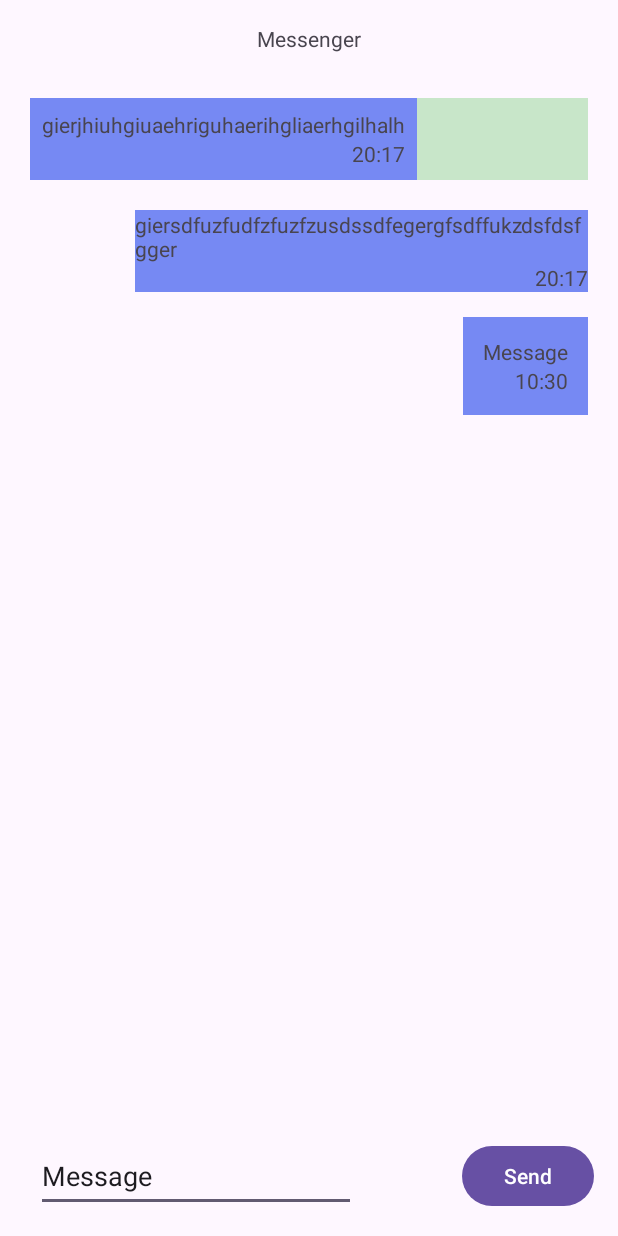
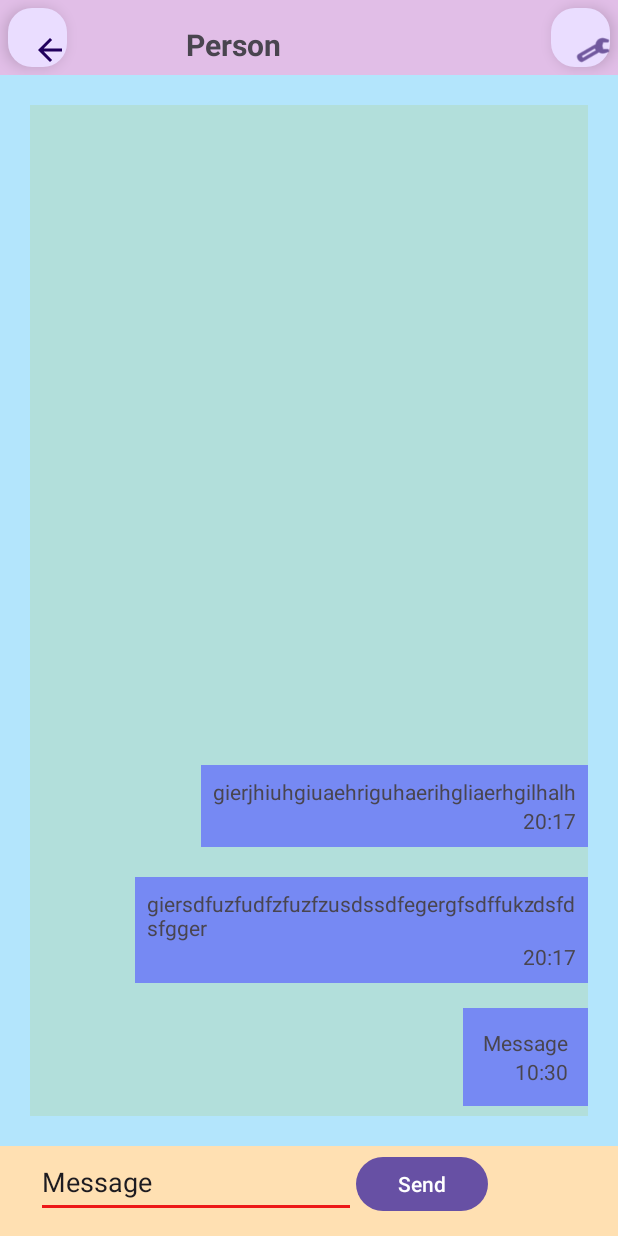
Before and after one commit to Feeeeeeeeeelix/Messenger, an Android app: the screen it shows after launch (MainActivity), after a tap on "Send", on a phone screen of 412 x 824 dp. Run offline under Robolectric (Android 15) with nearby library versions, the phone set to English and light mode, and no system bars.

Commit message:
message saving, design, keymanager

```diff
--- a/Client/app/src/main/java/de/felix/messenger/Chat.java
+++ b/Client/app/src/main/java/de/felix/messenger/Chat.java
@@ -1,44 +1,39 @@
 package de.felix.messenger;
 
 import android.content.Context;
+import android.icu.util.HebrewCalendar;
 import android.view.View;
 import android.widget.Button;
 import android.widget.EditText;
 import android.widget.LinearLayout;
+import android.widget.ScrollView;
 
 import androidx.constraintlayout.widget.ConstraintLayout;
 
-import java.io.File;
-import java.security.PrivateKey;
-import java.security.PublicKey;
-import java.util.ArrayList;
-import java.util.List;
-import java.util.stream.Collectors;
-import java.util.stream.Stream;
+import java.util.HashMap;
+import java.util.Map;
 
 public class Chat {
 
     ConstraintLayout mainChatFrame;
     LinearLayout mainChatLayout;
+    ScrollView mainScrollView;
     Button sendMessageButton;
     EditText messageEntry;
 
-    List<Message> messages;
+    Messages messages;
     Context context;
 
-    Integer Id;
-    private PublicKey publicKeyReceiver;
-    private static PrivateKey privateKeySelf;
+    KeyManager keyManager;
 
     public Chat(Context context, ConstraintLayout mainLayout) {
 
         this.context = context;
         mainChatFrame = mainLayout;
         mainChatLayout = mainLayout.findViewById(R.id.mainMessageLayout);
+        mainScrollView = mainLayout.findViewById(R.id.mainScrollView);
         sendMessageButton = mainLayout.findViewById(R.id.button);
         messageEntry = mainLayout.findViewById(R.id.editTextText);
-
-        messages = new ArrayList<Message>();
 
         sendMessageButton.setOnClickListener(new View.OnClickListener() {
             @Override
@@ -46,47 +41,30 @@ public class Chat {
                 createOwnMessage();
             }
         });
+
+        messages = new Messages(context.getFilesDir(), "Felix");
+
+        keyManager = new KeyManager("Felix");
+
+        loadMessages();
     }
 
-    private void savePublicKey(PublicKey publicKey){
-        publicKeyReceiver = publicKey;
-        String publicKeyName = Id.toString() + "_public.key";
-        Encrypter.storePublicKey(publicKey, publicKeyName);
-    }
-
-    public PublicKey getPublicKeyReceiver() {
-        if (publicKeyReceiver == null){
-            publicKeyReceiver = getPublicKeyFromFiles();
-        }
-        return publicKeyReceiver;
-    }
-
-    private PublicKey getPublicKeyFromFiles(){
-        String publicKeyName = Id.toString() + "_public.key";
-        PublicKey pubKey = Encrypter.readPublicKeyFromFile(publicKeyName);
-        if (pubKey == null){
-            pubKey = requestPublicKey();
-        }
-        return pubKey;
-    }
-
-    private PublicKey requestPublicKey(){
-        return publicKeyReceiver;
-    }
 
     public void createOwnMessage(){
 //        Get Message Text and create Message Object
         String currentMessage = messageEntry.getText().toString();
         Message newMessage = new Message(context, currentMessage.length()%2);
         newMessage.setText(currentMessage);
-//        newMessage.setText(currentMessage);
 
 //        Place the message on the screen
         placeNewMessage(newMessage);
 
-        messages.add(newMessage);
+        byte[] encryptedText = newMessage.getEncrypted(keyManager.getOwnPublicKey());
+        long messageTime = newMessage.getCreationTime();
 
-        sendMessage(newMessage);
+        messages.saveNewMessage(encryptedText, messageTime);
+
+        sendMessage(encryptedText, messageTime);
 
     }
 
@@ -94,11 +72,19 @@ public class Chat {
 //        Create a Layout for the message and place it in the main layout
         MessageLayout messageLayout = message.getLayout();
         mainChatLayout.addView(messageLayout);
+
+
+//        Scroll to bottom
+        View lastChild = mainScrollView.getChildAt(mainScrollView.getChildCount() - 1);
+        int bottom = lastChild.getBottom() + mainScrollView.getPaddingBottom();
+        int sy = mainScrollView.getScrollY();
+        int sh = mainScrollView.getHeight();
+        int delta = bottom - (sy +sh);
+
+        mainScrollView.scrollBy(0, delta);
     }
 
-    public void sendMessage(Message messageToSend){
-//        byte[] encryptedBytesToSend = Encrypter.encryptString(messageToSend.textContent, publicKeyReceiver);
-
+    public void sendMessage(byte[] encryptedText, long timeCreated){
         //send..
     }
 
@@ -107,10 +93,27 @@ public class Chat {
     }
 
     private String decryptStringMessage(byte[] encryptedBytes){
-        return new String();
+        return Encrypter.decryptString(encryptedBytes, keyManager.getOwnPrivateKey());
     }
 
     public void updateTimeStamps(){
 //    TODO: update Timestamps
     }
+
+    public void loadMessages(){
+//        Load all the message from the device and show them on the screen
+        HashMap<Long, byte[]> Messages = messages.loadMessages();
+
+        for (Map.Entry<Long, byte[]> message: Messages.entrySet()) {
+            String messageText = decryptStringMessage(message.getValue());
+
+            Message newMessage = new Message(context, 0, message.getKey());
+            newMessage.setText(messageText);
+
+//        Place the message on the screen
+            placeNewMessage(newMessage);
+        }
+
+    }
+
 }
--- /dev/null
+++ b/Client/app/src/main/java/de/felix/messenger/KeyManager.java
@@ -0,0 +1,95 @@
+package de.felix.messenger;
+
+import java.security.KeyPair;
+import java.security.NoSuchAlgorithmException;
+import java.security.PrivateKey;
+import java.security.PublicKey;
+
+public class KeyManager {
+
+    private PublicKey publicKeyPartner;
+    private PublicKey ownPublicKey;
+    private PrivateKey ownPrivateKey;
+
+    String chatIdentifier;
+
+    public KeyManager(String chatIdentifier) {
+        this.chatIdentifier = chatIdentifier;
+    }
+
+    private void savePublicKey(){
+//        save the public key of the other person on the device
+
+        String publicKeyName = chatIdentifier + "_public.key";
+        Encrypter.storeKey(publicKeyPartner, publicKeyName);
+    }
+
+    public PublicKey getPublicKeyPartner() {
+//        Get the pub key of the other person (the receiver of the message that will be encrypted)
+        if (publicKeyPartner == null){
+            publicKeyPartner = loadPublicKeyPartner();
+        }
+        return publicKeyPartner;
+    }
+
+    private PublicKey loadPublicKeyPartner(){
+//        Loads the pub key either from the device or request it from the receiver in case we dont have it
+        String publicKeyName = chatIdentifier + "_public.key";
+        PublicKey pubKey = Encrypter.readPublicKeyFromFile(publicKeyName);
+        if (pubKey == null){
+            pubKey = requestPublicKeyPartner();
+
+            Encrypter.storeKey(pubKey, publicKeyName);
+        }
+        return pubKey;
+    }
+
+    private PublicKey requestPublicKeyPartner(){
+//        TODO: request public key from partner
+        return publicKeyPartner;
+    }
+
+    public PublicKey getOwnPublicKey(){
+        if (ownPublicKey == null){
+            ownPublicKey = loadOwnPublicKey();
+        }
+        return ownPublicKey;
+    }
+
+    private PublicKey loadOwnPublicKey(){
+        String publicKeyName =   "own_public.key";
+        PublicKey pubKey = Encrypter.readPublicKeyFromFile(publicKeyName);
+        if (pubKey == null){
+            createOwnKeyPair();
+            pubKey = this.ownPublicKey;
+        }
+        return pubKey;
+    }
+
+    public PrivateKey getOwnPrivateKey(){
+        if (ownPrivateKey == null){
+            ownPrivateKey = loadOwnPrivateKey();
+        }
+        return ownPrivateKey;
+    }
+
+    private PrivateKey loadOwnPrivateKey(){
+        String privateKeyName =   "own_private.key";
+        PrivateKey privateKey = Encrypter.readPrivateKeyFromFile(privateKeyName);
+        if (privateKey == null){
+            createOwnKeyPair();
+            privateKey = this.ownPrivateKey;
+        }
+        return privateKey;
+    }
+
+    private void createOwnKeyPair() {
+        KeyPair keyPair = Encrypter.generateKeyPair();
+        ownPrivateKey = keyPair.getPrivate();
+        ownPublicKey = keyPair.getPublic();
+
+        Encrypter.storeKey(ownPrivateKey, "own_private.key");
+        Encrypter.storeKey(ownPublicKey, "own_public.key");
+    }
+
+}
--- a/Client/app/src/main/java/de/felix/messenger/Message.java
+++ b/Client/app/src/main/java/de/felix/messenger/Message.java
@@ -2,10 +2,15 @@ package de.felix.messenger;
 
 import android.content.Context;
 import android.media.Image;
+import android.os.Build;
 
+import java.security.PublicKey;
+import java.time.Instant;
 import java.time.LocalDateTime;
 import java.time.LocalTime;
+import java.time.ZoneId;
 import java.time.format.DateTimeFormatter;
+import java.util.Locale;
 
 
 public class Message {
@@ -13,7 +18,7 @@ public class Message {
     MessageLayout messageLayout;
 
     String timeCreatedDisplay;
-    LocalDateTime timeCreatedLong;
+    Instant timeCreated;
 
     Context context;
     String textContent;
@@ -26,11 +31,17 @@ public class Message {
         saveTime();
     }
 
+    public Message(Context context, int Side, long givenCreationTime){
+        this.context = context;
+        this.side = Side;
+
+        timeCreated = Instant.ofEpochSecond(givenCreationTime);
+        timeCreatedDisplay = DateTimeFormatter.ofPattern("HH:mm").withLocale(Locale.getDefault()).withZone(ZoneId.systemDefault()).format(timeCreated);
+    }
+
     public void saveTime(){
-//        TODO: find non critical way to save time
-        LocalTime timeCreatedShort = LocalTime.now();
-        timeCreatedLong = LocalDateTime.now();
-        timeCreatedDisplay = timeCreatedShort.format(DateTimeFormatter.ofPattern("HH:mm"));
+        timeCreated = Instant.now();
+        timeCreatedDisplay = DateTimeFormatter.ofPattern("HH:mm").withLocale(Locale.getDefault()).withZone(ZoneId.systemDefault()).format(timeCreated);
     }
 
     public MessageLayout getLayout(){
@@ -48,4 +59,15 @@ public class Message {
     public void setImage(Image image){
         imageContent = image;
     }
+
+    public byte[] getEncrypted(PublicKey publicKey){
+        return Encrypter.encryptString(textContent, publicKey);
+    }
+
+    public long getCreationTime(){
+        if (Build.VERSION.SDK_INT >= Build.VERSION_CODES.O) {
+            return timeCreated.getEpochSecond();
+        }
+        return 0;
+    }
 }
--- /dev/null
+++ b/Client/app/src/main/java/de/felix/messenger/Messages.java
@@ -0,0 +1,70 @@
+package de.felix.messenger;
+
+import java.io.File;
+import java.io.FileInputStream;
+import java.io.FileOutputStream;
+import java.io.IOException;
+import java.util.HashMap;
+import java.util.Hashtable;
+
+public class Messages {
+
+    String chatKey;
+    File filesFolder;
+//    String fileName;
+
+
+    public Messages(File baseDir, String chatKey) {
+        this.filesFolder = new File(baseDir, String.format("Chat-%s//", chatKey));
+        this.chatKey = chatKey;
+//        this.fileName = String.format("Chat-%s", chatKey);
+    }
+
+
+    public HashMap<Long, byte[]> loadMessages(){
+        HashMap<Long, byte[]> messageDict = new HashMap<>();
+
+        try {
+            if (filesFolder.listFiles() == null){
+                return messageDict;
+            }
+
+            for (File messageFile : filesFolder.listFiles()){
+                FileInputStream fis = new FileInputStream(messageFile);
+                byte[] messageByte = fis.readAllBytes();
+
+                String fileName = messageFile.getName();
+                try {
+                    long key = Long.valueOf(fileName);
+                    messageDict.put(key, messageByte);
+
+                } catch (Exception e) {
+                }
+            }
+
+            return messageDict;
+
+        } catch (IOException e) {
+            throw new RuntimeException(e);
+        }
+    }
+
+
+    public void saveNewMessage(byte[] messageText, long messageTime){
+        try {
+            String fileName = String.valueOf(messageTime);
+            File messageFile = new File(filesFolder, fileName);
+            messageFile.getParentFile().mkdirs();
+            messageFile.createNewFile();
+
+            FileOutputStream fos = new FileOutputStream(messageFile);
+//            byte[] messagePrefix = ("\n" + messageTime+ "-").getBytes(StandardCharsets.UTF_8);
+
+            fos.write(messageText);
+
+        } catch (IOException e) {
+            throw new RuntimeException(e);
+        }
+
+    }
+}
--- a/Client/app/src/main/res/layout/activity_main.xml
+++ b/Client/app/src/main/res/layout/activity_main.xml
@@ -1,63 +1,81 @@
 <?xml version="1.0" encoding="utf-8"?>
-<androidx.constraintlayout.widget.ConstraintLayout
-    xmlns:android="http://schemas.android.com/apk/res/android"
+<androidx.constraintlayout.widget.ConstraintLayout xmlns:android="http://schemas.android.com/apk/res/android"
     xmlns:app="http://schemas.android.com/apk/res-auto"
     xmlns:tools="http://schemas.android.com/tools"
+    android:id="@+id/mainChatFrame"
     android:layout_width="match_parent"
     android:layout_height="match_parent"
-    android:id="@+id/mainChatFrame"
     tools:context=".MainActivity">
 
-    <TextView
-        android:id="@+id/textView"
-        android:layout_width="wrap_content"
-        android:layout_height="wrap_content"
-        android:layout_marginTop="16dp"
-        android:text="Messenger"
+    <LinearLayout
+        android:id="@+id/linearLayout"
+        android:layout_width="0dp"
+        android:layout_height="50dp"
+        android:background="#E1BEE7"
+        android:orientation="horizontal"
         app:layout_constraintEnd_toEndOf="parent"
         app:layout_constraintStart_toStartOf="parent"
-        app:layout_constraintTop_toTopOf="parent" />
+        app:layout_constraintTop_toTopOf="parent">
 
-    <EditText
-        android:id="@+id/editTextText"
-        android:layout_width="wrap_content"
-        android:layout_height="48dp"
-        android:layout_marginStart="24dp"
-        android:layout_marginBottom="16dp"
-        android:ems="10"
-        android:inputType="text"
-        android:text="Message"
-        app:layout_constraintBottom_toBottomOf="parent"
-        app:layout_constraintEnd_toStartOf="@+id/button"
-        app:layout_constraintHorizontal_bias="0.0"
-        app:layout_constraintStart_toStartOf="parent" />
+        <com.google.android.material.floatingactionbutton.FloatingActionButton
+            android:id="@+id/floatingActionButton2"
+            android:layout_width="wrap_content"
+            android:layout_height="wrap_content"
+            android:layout_margin="5dp"
+            android:layout_weight="0"
+            android:clickable="true"
+            android:padding="5dp"
+            android:src="?attr/homeAsUpIndicator" />
 
-    <Button
-        android:id="@+id/button"
-        android:layout_width="wrap_content"
-        android:layout_height="wrap_content"
-        android:layout_marginEnd="16dp"
-        android:layout_marginBottom="16dp"
-        android:text="Send"
-        app:layout_constraintBottom_toBottomOf="parent"
-        app:layout_constraintEnd_toEndOf="parent" />
+        <ImageView
+            android:id="@+id/imageView"
+            android:layout_width="64dp"
+            android:layout_height="match_parent"
+            android:layout_weight="0"
+            android:padding="5dp" />
+
+        <TextView
+            android:id="@+id/textView"
+            android:layout_width="wrap_content"
+            android:layout_height="wrap_content"
+            android:layout_marginTop="16dp"
+            android:layout_weight="1"
+            android:paddingStart="10dp"
+            android:paddingEnd="10dp"
+            android:text="Person"
+            android:textSize="20sp"
+            android:textStyle="bold" />
+
+        <com.google.android.material.floatingactionbutton.FloatingActionButton
+            android:id="@+id/floatingActionButton"
+            android:layout_width="wrap_content"
+            android:layout_height="wrap_content"
+            android:layout_margin="5dp"
+            android:layout_weight="0"
+            android:clickable="true"
+            android:src="@android:drawable/ic_menu_manage" />
+
+    </LinearLayout>
 
     <ScrollView
+        android:id="@+id/mainScrollView"
         android:layout_width="0dp"
         android:layout_height="0dp"
+        android:background="#B3E5FC"
+        android:fillViewport="true"
         android:padding="20dp"
-        app:layout_constraintBottom_toTopOf="@+id/editTextText"
+        android:scrollbars="none"
+        app:layout_constraintBottom_toTopOf="@+id/linearLayout2"
         app:layout_constraintEnd_toEndOf="parent"
-        app:layout_constraintHorizontal_bias="0.0"
         app:layout_constraintStart_toStartOf="parent"
-        app:layout_constraintTop_toBottomOf="@+id/textView"
-        app:layout_constraintVertical_bias="1.0">
+        app:layout_constraintTop_toBottomOf="@+id/linearLayout">
 
         <LinearLayout
             android:id="@+id/mainMessageLayout"
             android:layout_width="match_parent"
             android:layout_height="wrap_content"
-            android:gravity="fill_vertical"
+            android:background="#B2DFDB"
+            android:gravity="bottom|fill_horizontal"
             android:orientation="vertical">
 
             <LinearLayout
@@ -65,7 +83,7 @@
                 android:layout_height="wrap_content"
                 android:layout_marginTop="10dp"
                 android:layout_marginBottom="10dp"
-                android:background="#C8E6C9"
+                android:gravity="bottom|end"
                 android:orientation="horizontal">
 
                 <LinearLayout
@@ -93,15 +111,15 @@
 
             <LinearLayout
                 android:layout_width="match_parent"
-                android:layout_height="match_parent"
+                android:layout_height="wrap_content"
                 android:layout_marginTop="10dp"
                 android:layout_marginBottom="10dp"
-                android:gravity="right"
+                android:gravity="bottom|right"
                 android:orientation="horizontal">
 
                 <Space
                     android:layout_width="70dp"
-                    android:layout_height="match_parent"
+                    android:layout_height="wrap_content"
                     android:minWidth="50dp" />
 
                 <LinearLayout
@@ -110,7 +128,8 @@
                     android:layout_weight="0"
                     android:background="#7689F3"
                     android:gravity="end"
-                    android:orientation="vertical">
+                    android:orientation="vertical"
+                    android:padding="8dp">
 
                     <TextView
                         android:id="@+id/textView4"
@@ -129,4 +148,35 @@
 
         </LinearLayout>
     </ScrollView>
+
+    <LinearLayout
+        android:id="@+id/linearLayout2"
+        android:layout_width="match_parent"
+        android:layout_height="60dp"
+        android:background="#FFE0B2"
+        android:orientation="horizontal"
+        app:layout_constraintBottom_toBottomOf="parent"
+        app:layout_constraintEnd_toEndOf="parent"
+        app:layout_constraintStart_toStartOf="parent">
+
+        <EditText
+            android:id="@+id/editTextText"
+            android:layout_width="wrap_content"
+            android:layout_height="48dp"
+            android:layout_marginStart="24dp"
+            android:layout_marginBottom="16dp"
+            android:backgroundTint="#ED1818"
+            android:ems="10"
+            android:inputType="text"
+            android:text="Message" />
+
+        <Button
+            android:id="@+id/button"
+            android:layout_width="wrap_content"
+            android:layout_height="wrap_content"
+            android:layout_marginEnd="16dp"
+            android:layout_marginBottom="16dp"
+            android:text="Send" />
+    </LinearLayout>
+
 </androidx.constraintlayout.widget.ConstraintLayout>
```
Also changed, not shown: Client/app/src/main/java/de/felix/messenger/Encrypter.java (+46 -18 lines).
